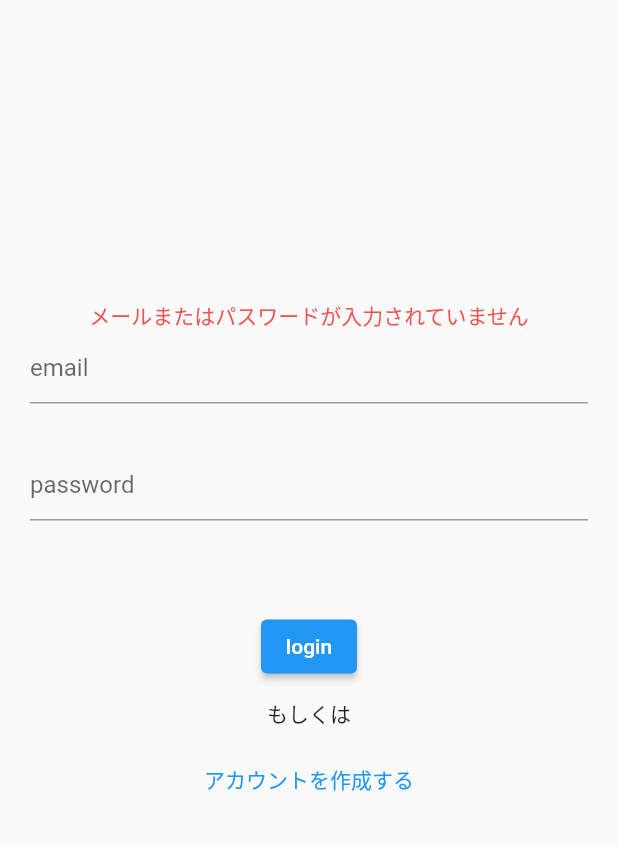
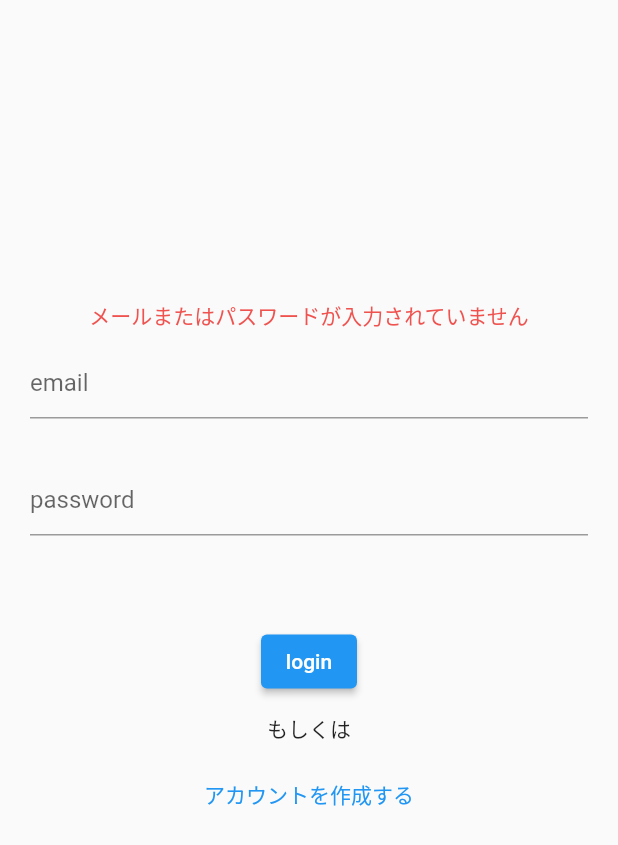
Before and after one commit to murakamiren/flutter-hooks-auth, a Flutter app: the screen it shows after launch, after a tap on "login", on a phone screen of 412 x 824 dp. Shown: the top 845 px of the screen. Run offline on Flutter 3.47's test engine with Material 2 defaults, Android fonts, the phone set to English and light mode, and no system bars; our stand-ins replace firebase_auth, firebase_core, flutter_hooks, hooks_riverpod; accounts and stored records are empty.

Commit message:
login success

```diff
--- a/lib/utils/auth.dart
+++ b/lib/utils/auth.dart
@@ -1,19 +1,26 @@
 import 'package:firebase_auth/firebase_auth.dart';
 import 'package:flutter/material.dart';
+import 'package:riverpod_hooks/views/home.dart';
 
-final FirebaseAuth _auth = FirebaseAuth.instance;
+final FirebaseAuth auth = FirebaseAuth.instance;
 
-void passwordLogin(ValueNotifier<String> email, ValueNotifier<String> password,
-    ValueNotifier<String> errState) async {
+Future<void> passwordLogin(
+    ValueNotifier<String> email,
+    ValueNotifier<String> password,
+    ValueNotifier<String> errState,
+    BuildContext context,
+    VoidCallback navigate) async {
   try {
     if (email.value == "" || password.value == "") {
       errState.value = "メールまたはパスワードが入力されていません";
       return;
     }
-    await _auth.signInWithEmailAndPassword(
+    await auth.signInWithEmailAndPassword(
       email: email.value,
       password: password.value,
     );
+    errState.value = "";
+    navigate.call();
   } on FirebaseAuthException catch (expE) {
     if (expE.code == "user-not-found") {
       errState.value = "該当するユーザーが見つかりません";
--- a/lib/views/login.dart
+++ b/lib/views/login.dart
@@ -2,6 +2,7 @@ import 'package:flutter/material.dart';
 import 'package:flutter_hooks/flutter_hooks.dart';
 import 'package:hooks_riverpod/hooks_riverpod.dart';
 import 'package:riverpod_hooks/utils/auth.dart';
+import 'package:riverpod_hooks/views/home.dart';
 
 class LoginView extends HookWidget {
   const LoginView({Key? key}) : super(key: key);
@@ -27,27 +28,43 @@ class LoginView extends HookWidget {
                 err.value,
                 style: TextStyle(color: Colors.red.shade400),
               ),
+            if (err.value != "")
+              const SizedBox(
+                height: 10,
+              ),
             TextField(
-              decoration: InputDecoration(hintText: "email"),
+              decoration: const InputDecoration(hintText: "email"),
               onChanged: (i) {
                 email.value = i;
               },
             ),
-            SizedBox(
+            const SizedBox(
               height: 30,
             ),
             TextField(
-              decoration: InputDecoration(hintText: "password"),
+              decoration: const InputDecoration(hintText: "password"),
               onChanged: (i) {
                 password.value = i;
               },
             ),
-            SizedBox(
+            const SizedBox(
               height: 60,
             ),
             ElevatedButton(
-              onPressed: () {
-                passwordLogin(email, password, err);
+              onPressed: () async {
+                await passwordLogin(
+                  email,
+                  password,
+                  err,
+                  context,
+                  () {
+                    Navigator.of(context).push(
+                      MaterialPageRoute(
+                        builder: (context) => const HomeView(),
+                      ),
+                    );
+                  },
+                );
               },
               child: const Text("login"),
             ),
```
